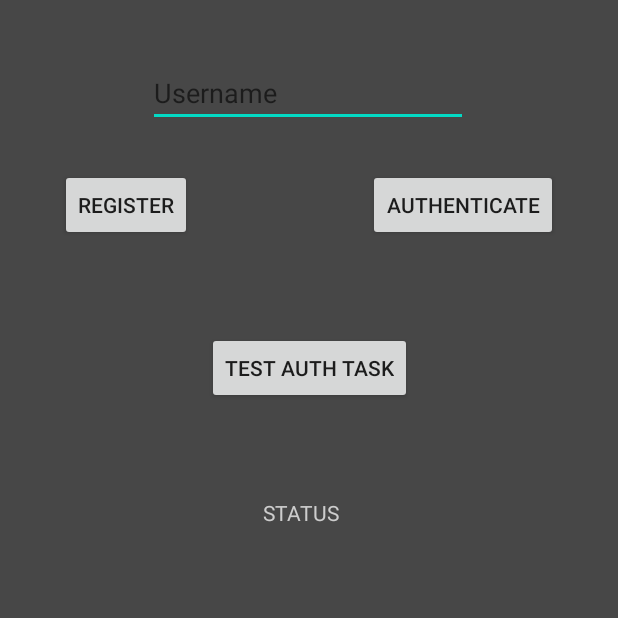
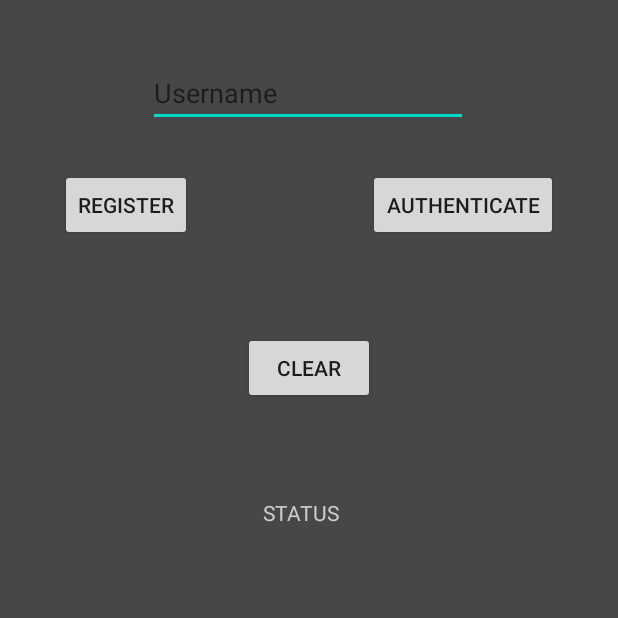
Before and after one commit to pwPPT/FeigeFiatShamir-ID, an Android app: the screen it shows after launch (MainActivity), on a phone screen of 412 x 824 dp, the top half of it. Run offline under Robolectric (Android 15) with nearby library versions, the phone set to English and light mode, and no system bars.

Commit message:
Set clear button label

```diff
--- a/app/src/main/java/com/sili/alpha/MainActivity.java
+++ b/app/src/main/java/com/sili/alpha/MainActivity.java
@@ -34,9 +34,8 @@ import java.util.concurrent.TimeoutException;
 
 public class MainActivity extends AppCompatActivity {
 
-    private static final String URL = "http://192.168.1.106:8000/api/ca/";
-//    private static final String URL = "http://10.0.2.2:8085/api/ca/";
-//    private static final long N = 131 * 239;
+    private static final String URL = "http://192.168.1.106:8000/api/ca/";   // FLASK APP
+//    private static final String URL = "http://10.0.2.2:8085/api/ca/";   // QUARKUS - docker
     private static final long N = 39769 * 50423;
 //    private static final long N = 1009 * 1019;
 
@@ -67,61 +66,4 @@ public class MainActivity extends AppCompatActivity {
         this.testAuthButton.setOnClickListener(v -> statusTextView.setText(""));
 
     }
-
-//    private void register() {
-//        Store store = new Store(this.getApplicationContext(), N);
-//        if(!store.hasPrivateKeyStored()) {
-//            store.generatePrivateKey();
-//        }
-//
-//        long[] pk = store.loadPrivateKey();
-//
-//        long[] publicKey = new long[pk.length];
-//        for(int i = 0; i < publicKey.length; i++) {
-//            publicKey[i] = (pk[i] * pk[i]) % N;
-//        }
-//
-//        String username = usernameEditText.getText().toString();
-//
-//        statusTextView.setText("Trying to register user '" + username + "' with public key: " + Arrays.toString(publicKey) + "\n");
-//        System.out.println("Trying to register user '" + username + "' with public key: " + Arrays.toString(publicKey) + "\n");
-//        // TODO - send POST request to URL+register with username and publicKey in body
-//
-//        try {
-//            HttpClient httpclient = new DefaultHttpClient();
-//            HttpPost request = new HttpPost(URL + "register");
-//
-//            StringBuilder payload = new StringBuilder("{\"username\": \"" + username + "\", \"public_key\": [" + publicKey[0]);
-//            for(int i = 1; i < publicKey.length; i++) {
-//                payload = payload.append("," + publicKey[i]);
-//            }
-//            payload = payload.append("]}");
-//
-//            String payloadStr = payload.toString();
-//            System.out.println(payloadStr);
-//            StringEntity entity = new StringEntity(payloadStr);
-//            request.setEntity(entity);
-//            request.setHeader("Accept", "application/json");
-//            request.setHeader("Content-type", "application/json");
-//
-//            HttpResponse response = httpclient.execute(request);
-//
-//            StatusLine statusLine = response.getStatusLine();
-//
-//            if (statusLine.getStatusCode() == HttpStatus.SC_OK) {
-//                // success
-//                statusTextView.append(("User " + username + " created.\n"));
-//            } else {
-//                // fail
-//                int statusCode = statusLine.getStatusCode();
-//                //Closes the connection.
-//                response.getEntity().getContent().close();
-//                statusTextView.append(("Cannot register user " + username + "  [code: " + statusCode + "]\n"));
-//            }
-//        } catch(IOException e) {
-//            e.printStackTrace();
-//        } catch(Exception e) {
-//            e.printStackTrace();
-//        }
-//    }
 }
--- a/app/src/main/res/layout/activity_main.xml
+++ b/app/src/main/res/layout/activity_main.xml
@@ -14,7 +14,7 @@
         android:background="#474747"
         android:text="PENDING"
         android:textColor="#CCCCCC"
-        android:textSize="18sp"
+        android:textSize="16sp"
         app:layout_constraintBottom_toBottomOf="parent"
         app:layout_constraintEnd_toEndOf="parent"
         app:layout_constraintStart_toStartOf="parent"
@@ -81,7 +81,7 @@
         android:layout_marginTop="29dp"
         android:layout_marginEnd="138dp"
         android:layout_marginBottom="32dp"
-        android:text="Test Auth Task"
+        android:text="Clear"
         app:layout_constraintBottom_toTopOf="@+id/textView2"
         app:layout_constraintEnd_toEndOf="parent"
         app:layout_constraintStart_toStartOf="parent"
```
